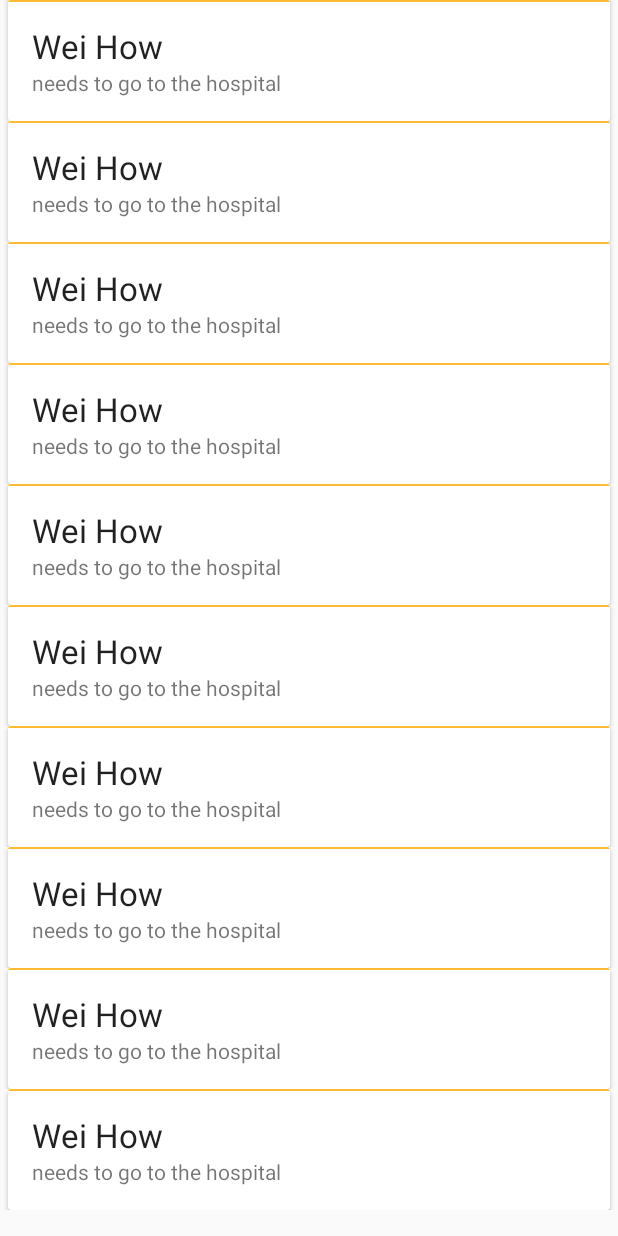
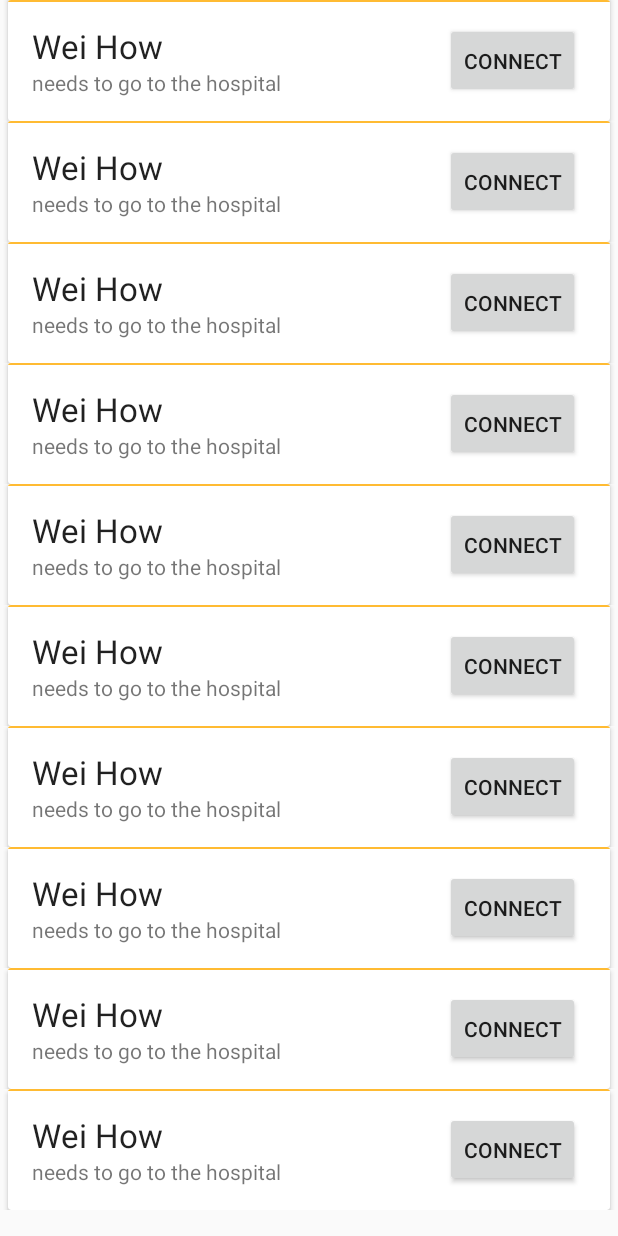
Before and after one commit to ArmaanMcleod/ZielClient, an Android app: the screen it shows after launch (CarerHomepageActivity), on a phone screen of 412 x 824 dp. Run offline under Robolectric (Android 15) with nearby library versions, the phone set to English and light mode, and no system bars; our stand-ins replace Firebase (no records; nobody signed in at launch, a user with empty details on screens opened directly); 1 statement that could not run was skipped.

Commit message:
Fixed Button crashing issue and error with fetching channel data

```diff
--- a/app/src/main/java/com/quartz/zielclient/activities/CarerHomepageActivity.java
+++ b/app/src/main/java/com/quartz/zielclient/activities/CarerHomepageActivity.java
@@ -35,6 +35,7 @@ public class CarerHomepageActivity extends Activity implements ValueEventListene
   private List<ListItem> listItems;
   private DatabaseReference requestsReference;
   private String userID = "LglIRTsQqGUmpU16CuYJIxtS0S62";//getUserId
+
   @Override
   protected void onCreate(Bundle savedInstanceState) {
     super.onCreate(savedInstanceState);
@@ -81,12 +82,13 @@ public class CarerHomepageActivity extends Activity implements ValueEventListene
     channelRequestsData.forEach((channelRequestId,channelRequestValues) ->
         channelRequests.add((HashMap<String, String>) channelRequestValues));
 
+    // Adding the data to the list
   }
 
   @Override
   public void onDataChange(@NonNull DataSnapshot dataSnapshot) {
     // Getting the channel data and calling the rendering method on it
-    Map<String,Object> channelRequestsData = (Map<String, Object>) dataSnapshot;
+    Map<String,Object> channelRequestsData = (Map<String, Object>) dataSnapshot.getValue();
     initData(channelRequestsData);
   }
 
--- a/app/src/main/res/layout/assisted_list_item.xml
+++ b/app/src/main/res/layout/assisted_list_item.xml
@@ -28,15 +28,13 @@
                 android:text="Description" />
         </LinearLayout>
 
-        <!--
-        <android.support.design.button.MaterialButton
+        <Button
             android:layout_width="90dp"
             android:layout_height="match_parent"
             android:layout_gravity="right"
             android:layout_marginRight="20dp"
             android:layout_marginVertical="@dimen/list_button_vertical_margin"
             android:text="Connect" />
-        -->
 
         <View
             android:layout_width="match_parent"
```
